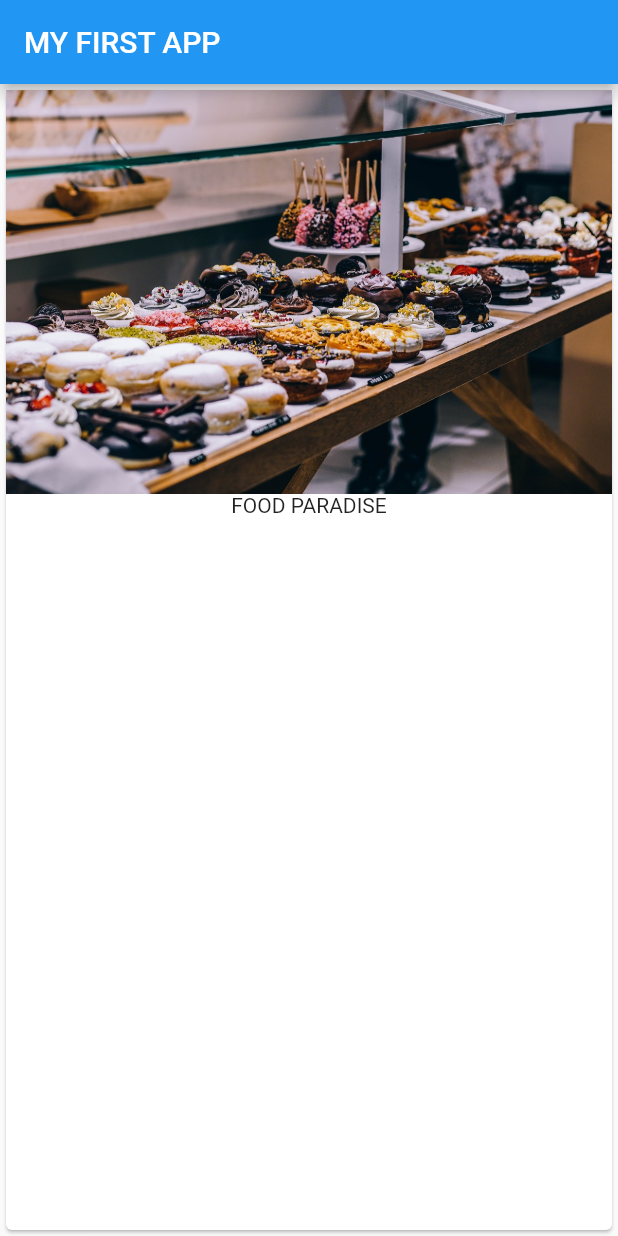
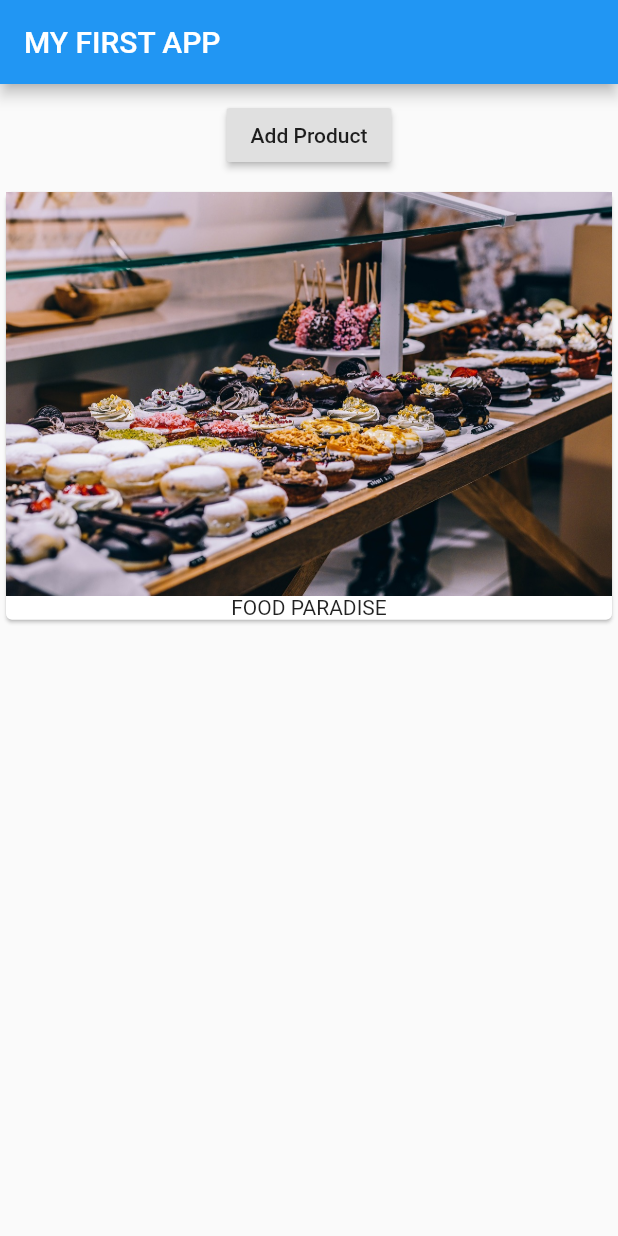
Before and after one commit to shivaniaakanksha/First_Flutter_App, a Flutter app: the screen it shows after launch, on a phone screen of 412 x 824 dp. Run offline on Flutter 3.47's test engine with Material 2 defaults, Android fonts, the phone set to English and light mode, and no system bars.

Commit message:
RaisedButton with margin

```diff
--- a/lib/main.dart
+++ b/lib/main.dart
@@ -1,20 +1,32 @@
 import 'package:flutter/material.dart';
 
 void main() => runApp(MyApp());
-
 
 class MyApp extends StatelessWidget {
   @override
   Widget build(BuildContext context) {
     return MaterialApp(
         home: Scaffold(
-      appBar: AppBar(
-        title: Text('MY FIRST APP'),
-      ),
-      body: Card(child: Column(children: <Widget>[
-        Image.asset('assets/food.jpg'),
-        Text('FOOD PARADISE')
-      ],),),
-    ));
+            appBar: AppBar(
+              title: Text('MY FIRST APP'),
+            ),
+            body: Column(
+              children: [
+                Container(
+                  margin: EdgeInsets.all(10.0),
+                    child: RaisedButton(
+                  onPressed: () {},
+                  child: Text('Add Product'),
+                )),
+                Card(
+                  child: Column(
+                    children: <Widget>[
+                      Image.asset('assets/food.jpg'),
+                      Text('FOOD PARADISE')
+                    ],
+                  ),
+                ),
+              ],
+            )));
   }
 }
```
